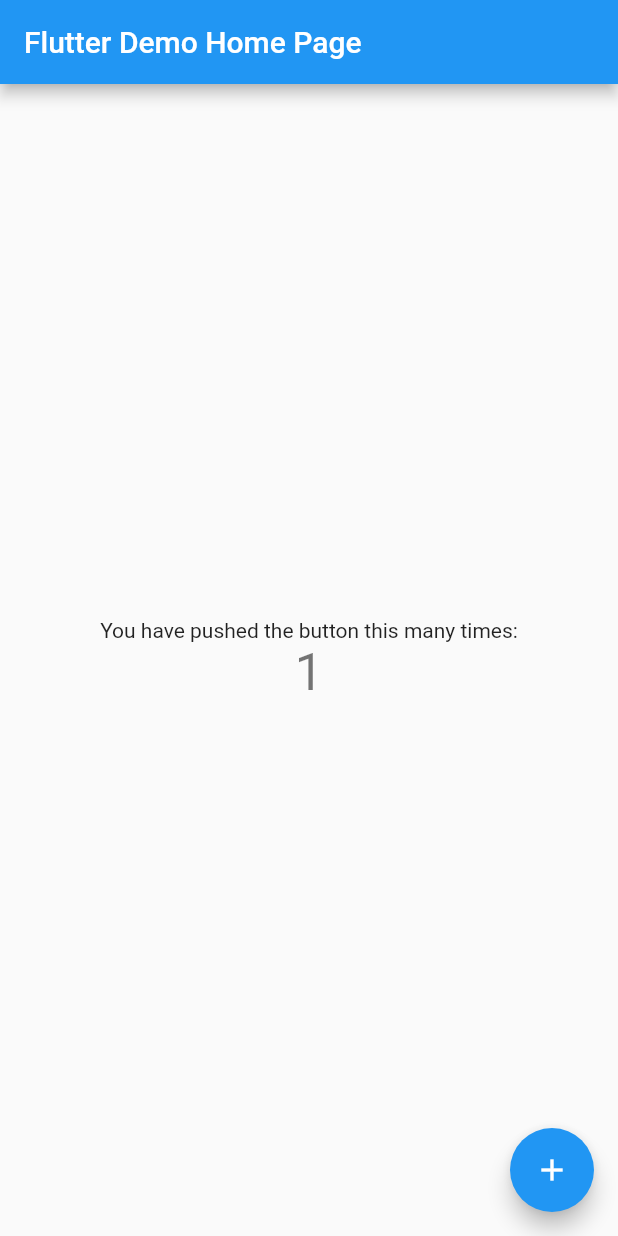
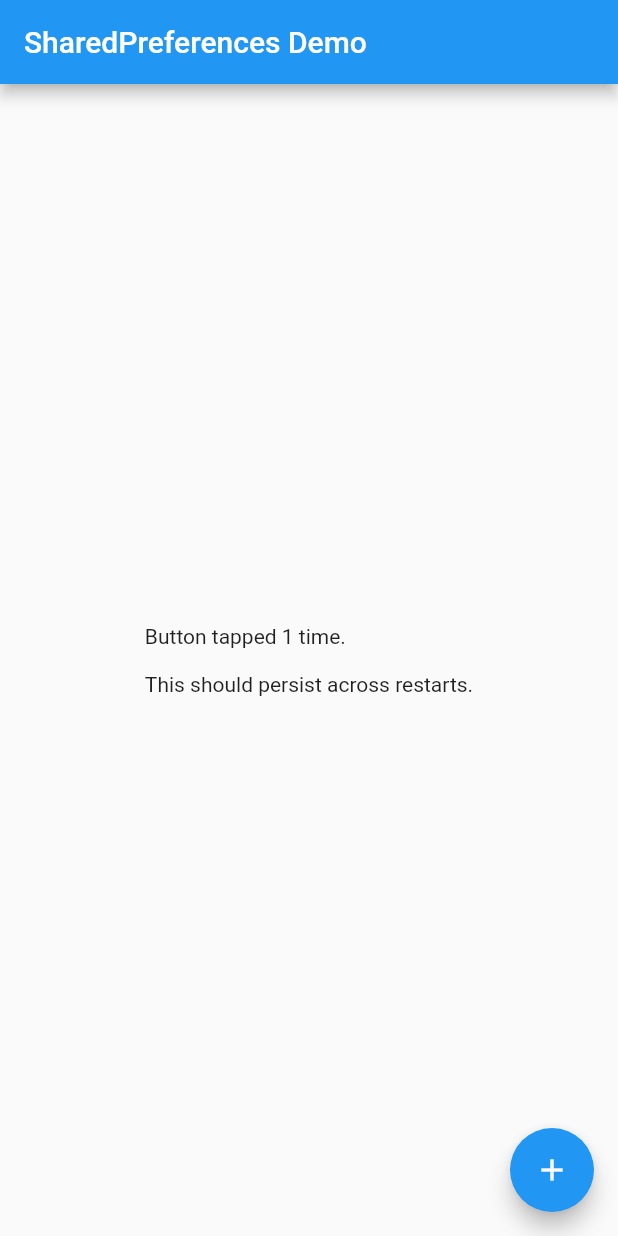
Before and after one commit to suleymangunes/local-data-storage-for-simple-data, a Flutter app: the screen it shows after launch, after a tap on the "add" icon, on a phone screen of 412 x 824 dp. Run offline on Flutter 3.47's test engine with Material 2 defaults, Android fonts, the phone set to English and light mode, and no system bars; our stand-ins replace shared_preferences.

Commit message:
Local Storage completed

```diff
--- a/lib/main.dart
+++ b/lib/main.dart
@@ -1,4 +1,13 @@
+// Copyright 2013 The Flutter Authors. All rights reserved.
+// Use of this source code is governed by a BSD-style license that can be
+// found in the LICENSE file.
+
+// ignore_for_file: public_member_api_docs
+
+import 'dart:async';
+
 import 'package:flutter/material.dart';
+import 'package:shared_preferences/shared_preferences.dart';
 
 void main() {
   runApp(const MyApp());
@@ -7,109 +16,76 @@
 class MyApp extends StatelessWidget {
   const MyApp({super.key});
 
-  // This widget is the root of your application.
   @override
   Widget build(BuildContext context) {
-    return MaterialApp(
-      title: 'Flutter Demo',
-      theme: ThemeData(
-        // This is the theme of your application.
-        //
-        // Try running your application with "flutter run". You'll see the
-        // application has a blue toolbar. Then, without quitting the app, try
-        // changing the primarySwatch below to Colors.green and then invoke
-        // "hot reload" (press "r" in the console where you ran "flutter run",
-        // or simply save your changes to "hot reload" in a Flutter IDE).
-        // Notice that the counter didn't reset back to zero; the application
-        // is not restarted.
-        primarySwatch: Colors.blue,
-      ),
-      home: const MyHomePage(title: 'Flutter Demo Home Page'),
+    return const MaterialApp(
+      title: 'SharedPreferences Demo',
+      home: SharedPreferencesDemo(),
     );
   }
 }
 
-class MyHomePage extends StatefulWidget {
-  const MyHomePage({super.key, required this.title});
-
-  // This widget is the home page of your application. It is stateful, meaning
-  // that it has a State object (defined below) that contains fields that affect
-  // how it looks.
-
-  // This class is the configuration for the state. It holds the values (in this
-  // case the title) provided by the parent (in this case the App widget) and
-  // used by the build method of the State. Fields in a Widget subclass are
-  // always marked "final".
-
-  final String title;
+class SharedPreferencesDemo extends StatefulWidget {
+  const SharedPreferencesDemo({super.key});
 
   @override
-  State<MyHomePage> createState() => _MyHomePageState();
+  SharedPreferencesDemoState createState() => SharedPreferencesDemoState();
 }
 
-class _MyHomePageState extends State<MyHomePage> {
-  int _counter = 0;
+class SharedPreferencesDemoState extends State<SharedPreferencesDemo> {
+  final Future<SharedPreferences> _prefs = SharedPreferences.getInstance();
+  late Future<int> _counter;
 
-  void _incrementCounter() {
+  Future<void> _incrementCounter() async {
+    final SharedPreferences prefs = await _prefs;
+    final int counter = (prefs.getInt('counter') ?? 0) + 1;
+
     setState(() {
-      // This call to setState tells the Flutter framework that something has
-      // changed in this State, which causes it to rerun the build method below
-      // so that the display can reflect the updated values. If we changed
-      // _counter without calling setState(), then the build method would not be
-      // called again, and so nothing would appear to happen.
-      _counter++;
+      _counter = prefs.setInt('counter', counter).then((bool success) {
+        return counter;
+      });
+    });
+  }
+
+  @override
+  void initState() {
+    super.initState();
+    _counter = _prefs.then((SharedPreferences prefs) {
+      return prefs.getInt('counter') ?? 0;
     });
   }
 
   @override
   Widget build(BuildContext context) {
-    // This method is rerun every time setState is called, for instance as done
-    // by the _incrementCounter method above.
-    //
-    // The Flutter framework has been optimized to make rerunning build methods
-    // fast, so that you can just rebuild anything that needs updating rather
-    // than having to individually change instances of widgets.
     return Scaffold(
       appBar: AppBar(
-        // Here we take the value from the MyHomePage object that was created by
-        // the App.build method, and use it to set our appbar title.
-        title: Text(widget.title),
+        title: const Text('SharedPreferences Demo'),
       ),
       body: Center(
-        // Center is a layout widget. It takes a single child and positions it
-        // in the middle of the parent.
-        child: Column(
-          // Column is also a layout widget. It takes a list of children and
-          // arranges them vertically. By default, it sizes itself to fit its
-          // children horizontally, and tries to be as tall as its parent.
-          //
-          // Invoke "debug painting" (press "p" in the console, choose the
-          // "Toggle Debug Paint" action from the Flutter Inspector in Android
-          // Studio, or the "Toggle Debug Paint" command in Visual Studio Code)
-          // to see the wireframe for each widget.
-          //
-          // Column has various properties to control how it sizes itself and
-          // how it positions its children. Here we use mainAxisAlignment to
-          // center the children vertically; the main axis here is the vertical
-          // axis because Columns are vertical (the cross axis would be
-          // horizontal).
-          mainAxisAlignment: MainAxisAlignment.center,
-          children: <Widget>[
-            const Text(
-              'You have pushed the button this many times:',
-            ),
-            Text(
-              '$_counter',
-              style: Theme.of(context).textTheme.headline4,
-            ),
-          ],
-        ),
-      ),
+          child: FutureBuilder<int>(
+              future: _counter,
+              builder: (BuildContext context, AsyncSnapshot<int> snapshot) {
+                switch (snapshot.connectionState) {
+                  case ConnectionState.none:
+                  case ConnectionState.waiting:
+                    return const CircularProgressIndicator();
+                  case ConnectionState.active:
+                  case ConnectionState.done:
+                    if (snapshot.hasError) {
+                      return Text('Error: ${snapshot.error}');
+                    } else {
+                      return Text(
+                        'Button tapped ${snapshot.data} time${snapshot.data == 1 ? '' : 's'}.\n\n'
+                        'This should persist across restarts.',
+                      );
+                    }
+                }
+              })),
       floatingActionButton: FloatingActionButton(
         onPressed: _incrementCounter,
         tooltip: 'Increment',
         child: const Icon(Icons.add),
-      ), // This trailing comma makes auto-formatting nicer for build methods.
+      ),
     );
   }
 }
--- a/pubspec.yaml
+++ b/pubspec.yaml
@@ -36,6 +36,7 @@
   # The following adds the Cupertino Icons font to your application.
   # Use with the CupertinoIcons class for iOS style icons.
   cupertino_icons: ^1.0.2
+  shared_preferences: ^2.1.0
 
 dev_dependencies:
   flutter_test:
```
Also changed, not shown: pubspec.lock, 2 other files.
